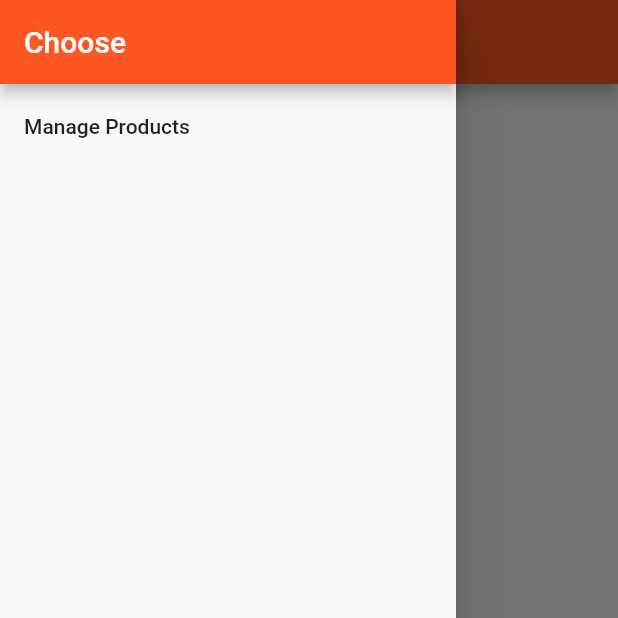
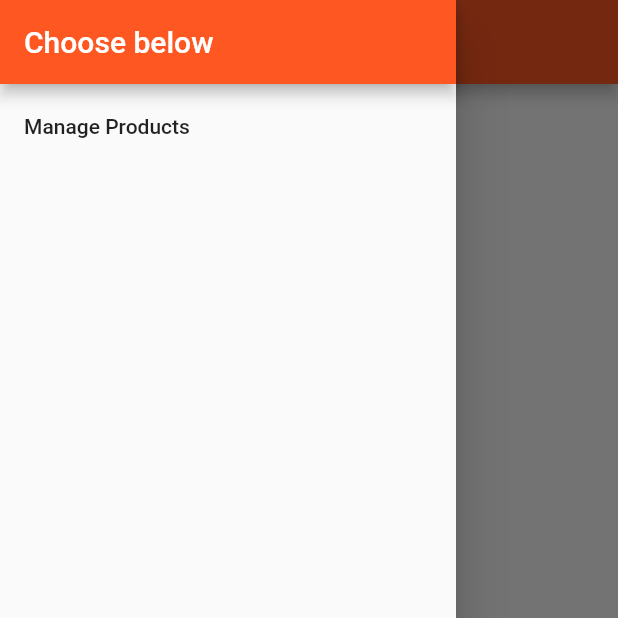
Before and after one commit to ofu997/flutter1, a Flutter app: the screen it shows after launch, with the side drawer open, on a phone screen of 412 x 824 dp, the top half of it. Run offline on Flutter 3.47's test engine with Material 2 defaults, Android fonts, the phone set to English and light mode, and no system bars.

```diff
--- a/lib/main.dart
+++ b/lib/main.dart
@@ -65,6 +65,12 @@ class _MyAppState extends State<MyApp>{
         }
         return null;
       },
+      onUnknownRoute: (RouteSettings settings){
+        return MaterialPageRoute(
+          builder:  (BuildContext context) => ProductsPage(_products, _addsProducts, _deleteProduct)
+        );
+      },
+
     );
   }
 }
--- a/lib/pages/product_manager_page.dart
+++ b/lib/pages/product_manager_page.dart
@@ -25,7 +25,7 @@ class _ProductManagerPageState extends State<ProductManagerPage> {
               title: Text(''),
             ), //automaticallyImplyLeading: whether to assume AppBar actions
             ListTile(
-              title: Text('all Products'),
+              title: Text('All products'),
               onTap: () {// change parameters to key since it requires the page
                 Navigator.pushReplacementNamed(context,'/');
               },
--- a/lib/pages/products.dart
+++ b/lib/pages/products.dart
@@ -16,7 +16,7 @@ class ProductsPage extends StatelessWidget{
           children: <Widget>[
             AppBar(
               automaticallyImplyLeading: false,
-              title: Text('Choose'),
+              title: Text('Choose below'),
               ), //automaticallyImplyLeading: whether to assume AppBar actions
               ListTile(
                   title: Text('Manage Products'),
```
